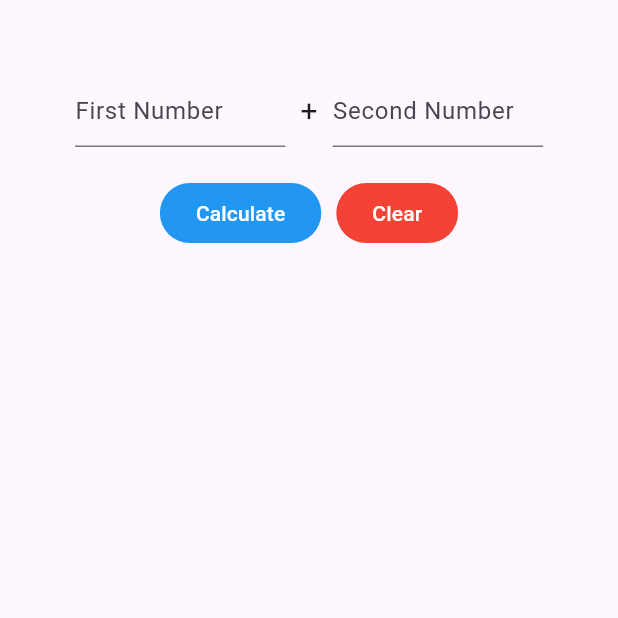
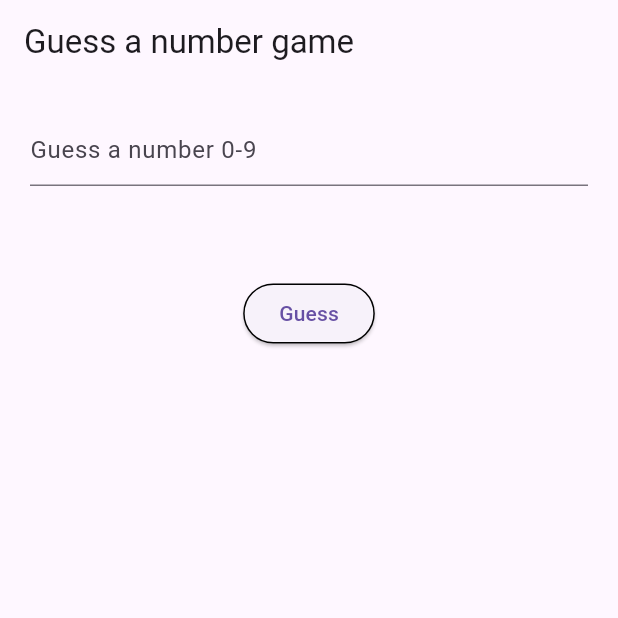
Before and after one commit to NurulhudaAi/flutter_innit, a Flutter app: the screen it shows after launch, on a phone screen of 412 x 824 dp, the top half of it. Run offline on Flutter 3.47's test engine with Material 3 defaults, Android fonts, the phone set to English and light mode, and no system bars; our stand-ins replace google_fonts.

Commit message:
built: guess a num game | assignment III

```diff
--- a/lib/main.dart
+++ b/lib/main.dart
@@ -1,5 +1,5 @@
 import 'package:flutter/material.dart';
-import 'package:flutter_innit/week05/assignment_2.dart';
+import 'package:flutter_innit/week05/assignment_3.dart';
 
 void main() {
   runApp(const MyApp());
@@ -13,7 +13,7 @@ class MyApp extends StatelessWidget {
     return MaterialApp(
       debugShowCheckedModeBanner: false,
       theme: ThemeData(primarySwatch: Colors.blue),
-      home: const SumApp(),
+      home: const GuessGame(),
     );
   }
 }
--- /dev/null
+++ b/lib/week05/assignment_3.dart
@@ -0,0 +1,106 @@
+import 'package:flutter/material.dart';
+import 'dart:math';
+
+class GuessGame extends StatefulWidget {
+  const GuessGame({super.key});
+
+  @override
+  State<GuessGame> createState() => _GuessGameState();
+}
+
+class _GuessGameState extends State<GuessGame> {
+  TextEditingController userNum = TextEditingController();
+  String _result = '';
+  int chancePlay = 3;
+  late int programNum;
+  bool isgameOver = false;
+
+  @override
+  void initState() {
+    super.initState();
+    _generateRandomNum();
+  }
+
+  // random number
+  void _generateRandomNum() {
+    programNum = Random().nextInt(10);
+    chancePlay = 3;
+    isgameOver = false;
+  }
+
+  void _checkGuess() {
+    int? guess = int.tryParse(userNum.text);
+    if (guess == null) {
+      setState(() {
+        _result = 'please enter a number';
+      });
+      return;
+    }
+    setState(() {
+      if (guess == programNum) {
+        _result = 'Correct, you win!';
+        isgameOver = true;
+      } else {
+        chancePlay--;
+        if (chancePlay > 0) {
+          if (guess > programNum) {
+            _result = '$guess is to large, $chancePlay chance(s) left!';
+          } else {
+            _result = '$guess is to low, $chancePlay chance(s) left!';
+          }
+        } else {
+          _result = 'Sorry, you lose. The answer is $programNum';
+          isgameOver = true;
+        }
+      }
+      userNum.clear();
+    });
+  }
+
+  void _replay() {
+    setState(() {
+      _generateRandomNum();
+      userNum.clear();
+      _result = '';
+    });
+  }
+
+  @override
+  Widget build(BuildContext context) {
+    return Scaffold(
+      appBar: AppBar(title: Text('Guess a number game')),
+      body: SafeArea(
+        child: Padding(
+          padding: const EdgeInsets.all(20.0),
+          child: Column(
+            children: [
+              TextField(
+                controller: userNum,
+                decoration: InputDecoration(hintText: 'Guess a number 0-9'),
+                keyboardType: TextInputType.number,
+              ),
+              const SizedBox(height: 20),
+              Text(
+                _result,
+                textAlign: TextAlign.center,
+                style: TextStyle(color: Colors.red),
+              ),
+              const SizedBox(height: 20),
+              ElevatedButton(
+                onPressed: isgameOver ? _replay : _checkGuess,
+                style: ElevatedButton.styleFrom(
+                  shape: RoundedRectangleBorder(
+                    borderRadius: BorderRadius.circular(30),
+                    side: const BorderSide(color: Colors.black, width: 1),
+                  ),
+                ),
+
+                child: Text(isgameOver ? 'Replay' : 'Guess'),
+              ),
+            ],
+          ),
+        ),
+      ),
+    );
+  }
+}
```
